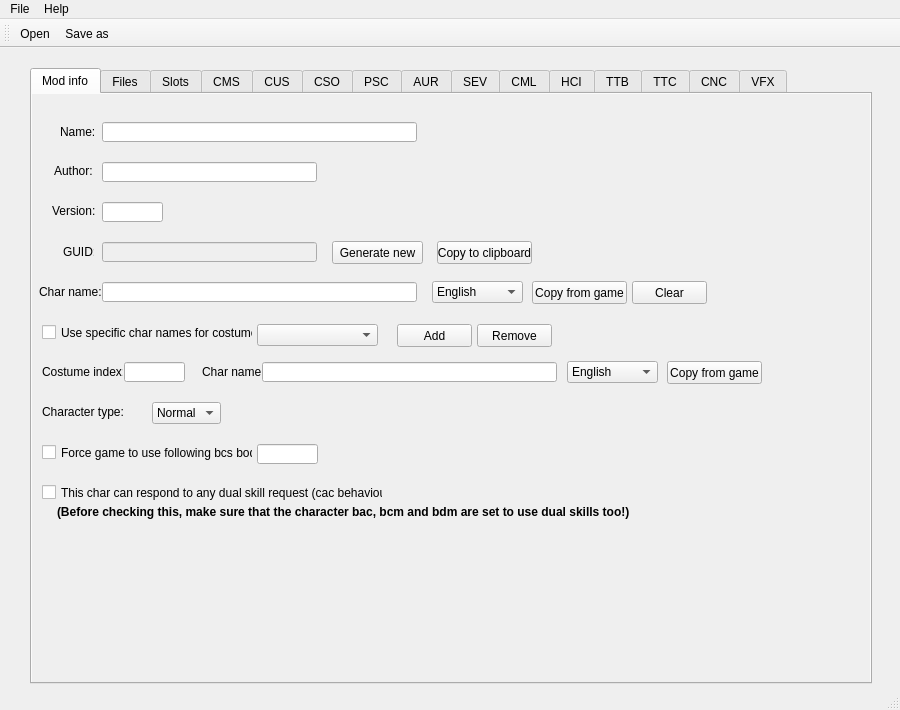
Before: the Qt Designer form mainwindow.ui in eterniti/xv2characreat, drawn with Qt 5.
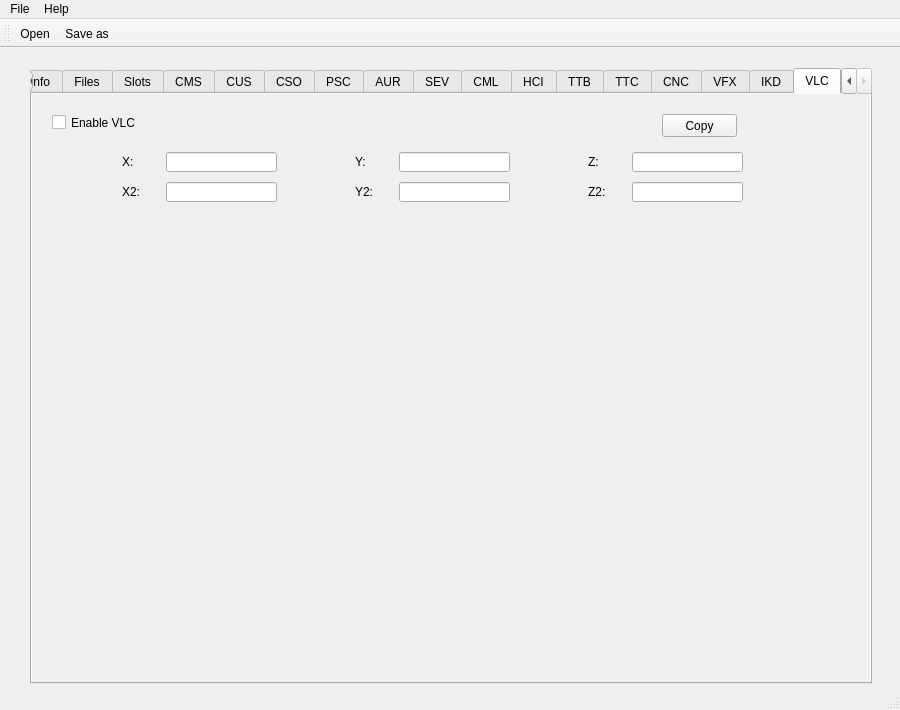
After: the same form once the commit is applied. The open tabs and pages were chosen to show the change.

Patch:
```diff
--- a/mainwindow.ui
+++ b/mainwindow.ui
@@ -23,6 +23,9 @@
       <height>616</height>
      </rect>
     </property>
+    <property name="autoFillBackground">
+     <bool>true</bool>
+    </property>
     <property name="currentIndex">
      <number>0</number>
     </property>
@@ -6391,6 +6394,342 @@
       </property>
      </widget>
     </widget>
+    <widget class="QWidget" name="ikdTab">
+     <property name="autoFillBackground">
+      <bool>true</bool>
+     </property>
+     <attribute name="title">
+      <string>IKD</string>
+     </attribute>
+     <widget class="QComboBox" name="ikdCostComboBox">
+      <property name="geometry">
+       <rect>
+        <x>420</x>
+        <y>20</y>
+        <width>115</width>
+        <height>22</height>
+       </rect>
+      </property>
+     </widget>
+     <widget class="QPushButton" name="ikdRemoveButton">
+      <property name="geometry">
+       <rect>
+        <x>630</x>
+        <y>20</y>
+        <width>75</width>
+        <height>23</height>
+       </rect>
+      </property>
+      <property name="text">
+       <string>Remove</string>
+      </property>
+     </widget>
+     <widget class="QPushButton" name="ikdAddButton">
+      <property name="geometry">
+       <rect>
+        <x>550</x>
+        <y>20</y>
+        <width>75</width>
+        <height>23</height>
+       </rect>
+      </property>
+      <property name="text">
+       <string>Add</string>
+      </property>
+     </widget>
+     <widget class="QCheckBox" name="ikdCheck">
+      <property name="geometry">
+       <rect>
+        <x>20</x>
+        <y>20</y>
+        <width>121</width>
+        <height>17</height>
+       </rect>
+      </property>
+      <property name="text">
+       <string>Enable IKD</string>
+      </property>
+     </widget>
+     <widget class="QToolButton" name="ikdCopyButton">
+      <property name="geometry">
+       <rect>
+        <x>20</x>
+        <y>60</y>
+        <width>75</width>
+        <height>23</height>
+       </rect>
+      </property>
+      <property name="text">
+       <string>Copy</string>
+      </property>
+      <property name="popupMode">
+       <enum>QToolButton::InstantPopup</enum>
+      </property>
+      <property name="toolButtonStyle">
+       <enum>Qt::ToolButtonTextOnly</enum>
+      </property>
+     </widget>
+     <widget class="QLabel" name="label_174">
+      <property name="geometry">
+       <rect>
+        <x>32</x>
+        <y>110</y>
+        <width>47</width>
+        <height>13</height>
+       </rect>
+      </property>
+      <property name="text">
+       <string>U_34:</string>
+      </property>
+     </widget>
+     <widget class="QLineEdit" name="ikdU34Edit">
+      <property name="geometry">
+       <rect>
+        <x>80</x>
+        <y>108</y>
+        <width>111</width>
+        <height>20</height>
+       </rect>
+      </property>
+     </widget>
+     <widget class="QLabel" name="label_175">
+      <property name="geometry">
+       <rect>
+        <x>410</x>
+        <y>110</y>
+        <width>47</width>
+        <height>13</height>
+       </rect>
+      </property>
+      <property name="text">
+       <string>U_38:</string>
+      </property>
+     </widget>
+     <widget class="QLineEdit" name="ikdU38Edit">
+      <property name="geometry">
+       <rect>
+        <x>458</x>
+        <y>108</y>
+        <width>111</width>
+        <height>20</height>
+       </rect>
+      </property>
+     </widget>
+     <widget class="QLabel" name="label_176">
+      <property name="geometry">
+       <rect>
+        <x>6</x>
+        <y>150</y>
+        <width>61</width>
+        <height>16</height>
+       </rect>
+      </property>
+      <property name="text">
+       <string>Float data:</string>
+      </property>
+     </widget>
+     <widget class="QLineEdit" name="ikdFloatData">
+      <property name="geometry">
+       <rect>
+        <x>80</x>
+        <y>148</y>
+        <width>741</width>
+        <height>20</height>
+       </rect>
+      </property>
+     </widget>
+     <widget class="QCheckBox" name="ikdLobbyCheck">
+      <property name="geometry">
+       <rect>
+        <x>20</x>
+        <y>220</y>
+        <width>741</width>
+        <height>17</height>
+       </rect>
+      </property>
+      <property name="text">
+       <string>Enable lobby. Use this if you plan on making the character appear on lobby somehow. (This setting is global for all costumes)</string>
+      </property>
+     </widget>
+    </widget>
+    <widget class="QWidget" name="vlcTab">
+     <property name="autoFillBackground">
+      <bool>true</bool>
+     </property>
+     <attribute name="title">
+      <string>VLC</string>
+     </attribute>
+     <widget class="QCheckBox" name="vlcCheck">
+      <property name="geometry">
+       <rect>
+        <x>20</x>
+        <y>20</y>
+        <width>121</width>
+        <height>17</height>
+       </rect>
+      </property>
+      <property name="text">
+       <string>Enable VLC</string>
+      </property>
+     </widget>
+     <widget class="QToolButton" name="vlcCopyButton">
+      <property name="geometry">
+       <rect>
+        <x>630</x>
+        <y>20</y>
+        <width>75</width>
+        <height>23</height>
+       </rect>
+      </property>
+      <property name="text">
+       <string>Copy</string>
+      </property>
+      <property name="popupMode">
+       <enum>QToolButton::InstantPopup</enum>
+      </property>
+      <property name="toolButtonStyle">
+       <enum>Qt::ToolButtonTextOnly</enum>
+      </property>
+     </widget>
+     <widget class="QLabel" name="label_177">
+      <property name="geometry">
+       <rect>
+        <x>556</x>
+        <y>60</y>
+        <width>41</width>
+        <height>16</height>
+       </rect>
+      </property>
+      <property name="text">
+       <string>Z:</string>
+      </property>
+     </widget>
+     <widget class="QLabel" name="label_178">
+      <property name="geometry">
+       <rect>
+        <x>90</x>
+        <y>90</y>
+        <width>41</width>
+        <height>16</height>
+       </rect>
+      </property>
+      <property name="text">
+       <string>X2:</string>
+      </property>
+     </widget>
+     <widget class="QLabel" name="label_179">
+      <property name="geometry">
+       <rect>
+        <x>556</x>
+        <y>90</y>
+        <width>41</width>
+        <height>16</height>
+       </rect>
+      </property>
+      <property name="text">
+       <string>Z2:</string>
+      </property>
+     </widget>
+     <widget class="QLabel" name="label_180">
+      <property name="geometry">
+       <rect>
+        <x>323</x>
+        <y>60</y>
+        <width>41</width>
+        <height>16</height>
+       </rect>
+      </property>
+      <property name="text">
+       <string>Y:</string>
+      </property>
+     </widget>
+     <widget class="QLineEdit" name="vlcYEdit">
+      <property name="geometry">
+       <rect>
+        <x>367</x>
+        <y>58</y>
+        <width>111</width>
+        <height>20</height>
+       </rect>
+      </property>
+     </widget>
+     <widget class="QLineEdit" name="vlcZEdit">
+      <property name="geometry">
+       <rect>
+        <x>600</x>
+        <y>58</y>
+        <width>111</width>
+        <height>20</height>
+       </rect>
+      </property>
+     </widget>
+     <widget class="QLineEdit" name="vlcY2Edit">
+      <property name="geometry">
+       <rect>
+        <x>367</x>
+        <y>88</y>
+        <width>111</width>
+        <height>20</height>
+       </rect>
+      </property>
+     </widget>
+     <widget class="QLineEdit" name="vlcXEdit">
+      <property name="geometry">
+       <rect>
+        <x>134</x>
+        <y>58</y>
+        <width>111</width>
+        <height>20</height>
+       </rect>
+      </property>
+     </widget>
+     <widget class="QLineEdit" name="vlcZ2Edit">
+      <property name="geometry">
+       <rect>
+        <x>600</x>
+        <y>88</y>
+        <width>111</width>
+        <height>20</height>
+       </rect>
+      </property>
+     </widget>
+     <widget class="QLineEdit" name="vlcX2Edit">
+      <property name="geometry">
+       <rect>
+        <x>134</x>
+        <y>88</y>
+        <width>111</width>
+        <height>20</height>
+       </rect>
+      </property>
+     </widget>
+     <widget class="QLabel" name="label_181">
+      <property name="geometry">
+       <rect>
+        <x>323</x>
+        <y>90</y>
+        <width>41</width>
+        <height>16</height>
+       </rect>
+      </property>
+      <property name="text">
+       <string>Y2:</string>
+      </property>
+     </widget>
+     <widget class="QLabel" name="label_182">
+      <property name="geometry">
+       <rect>
+        <x>90</x>
+        <y>60</y>
+        <width>41</width>
+        <height>16</height>
+       </rect>
+      </property>
+      <property name="text">
+       <string>X:</string>
+      </property>
+     </widget>
+    </widget>
    </widget>
   </widget>
   <widget class="QMenuBar" name="menuBar">
```
Left out of the diff: 50 changed lines with no effect on the pictures.
